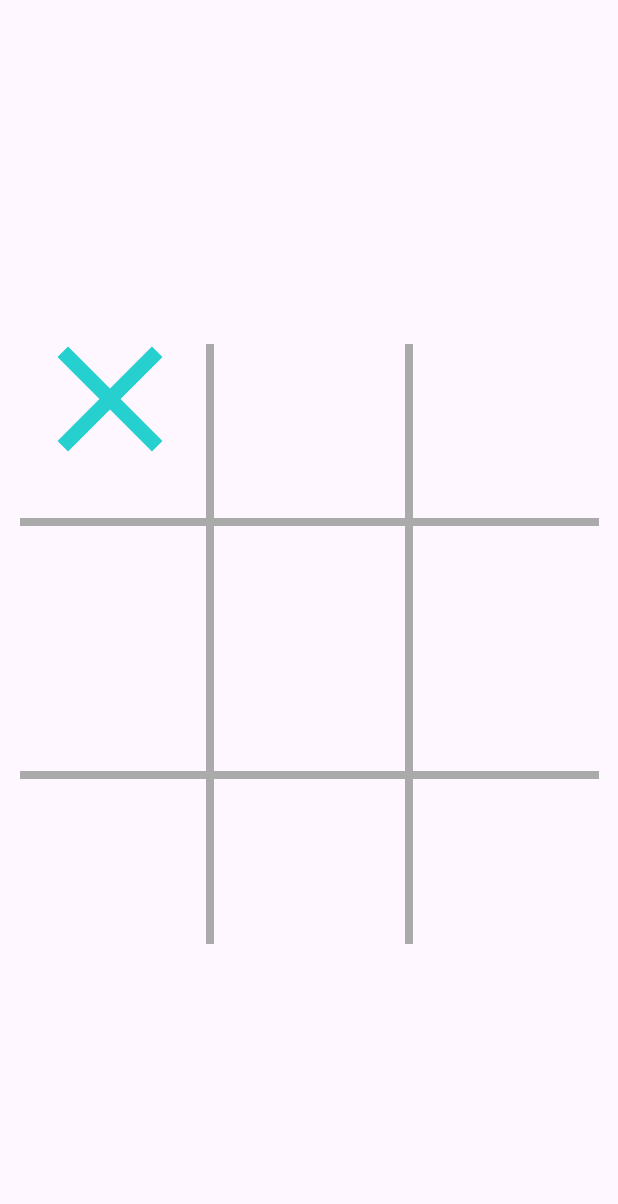
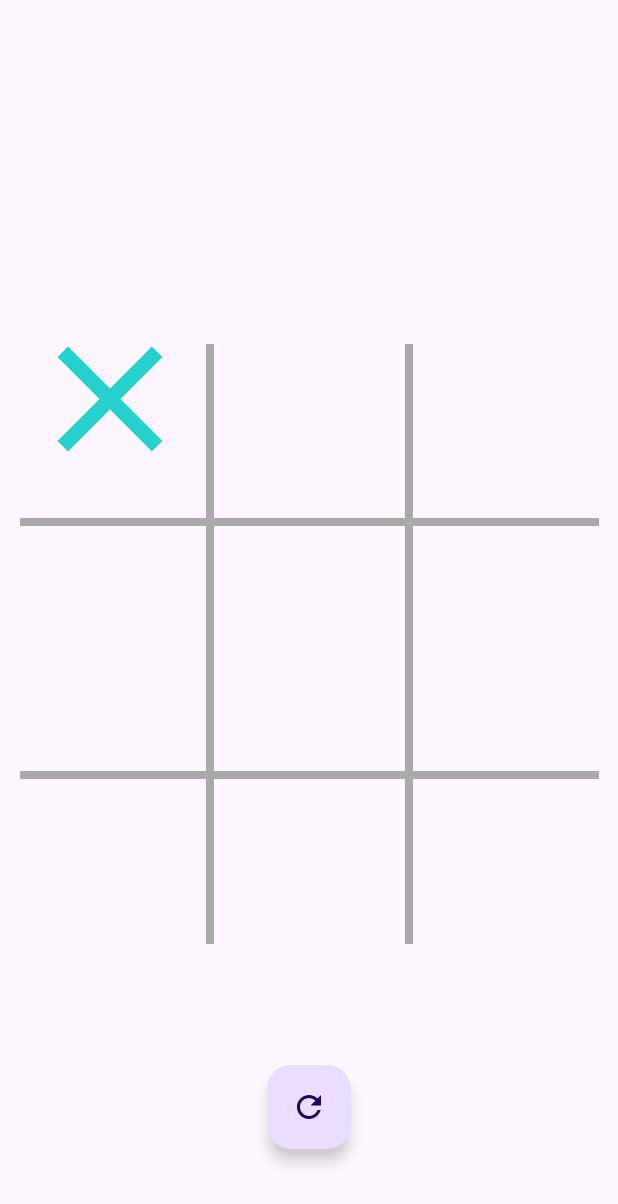
Before and after one commit to Andrew-A-A/Tic_Tac_Toe, an Android app: the screen it shows after launch (GameActivity), after a tap on an icon or button, on a phone screen of 412 x 824 dp. Shown: the top 1204 px of the screen. Run offline under Robolectric (Android 15) with nearby library versions, the phone set to English and light mode, and no system bars.

Commit message:
Add restart button

```diff
--- a/app/src/main/java/com/jack/sloto/tictactoe/GameActivity.java
+++ b/app/src/main/java/com/jack/sloto/tictactoe/GameActivity.java
@@ -2,7 +2,6 @@ package com.jack.sloto.tictactoe;
 
 import android.os.Bundle;
 import android.widget.ImageView;
-import android.widget.Toast;
 
 import androidx.appcompat.app.AlertDialog;
 import androidx.appcompat.app.AppCompatActivity;
@@ -20,6 +19,14 @@ Game game=new Game();
         super.onCreate(savedInstanceState);
         binding=ActivityMainBinding.inflate(getLayoutInflater());
         setContentView(binding.getRoot());
+        setCellsClicklistner();
+        binding.floatingActionButton.setOnClickListener(view ->{
+            restartGame();
+            setCellsClicklistner();
+        });
+    }
+
+    private void setCellsClicklistner() {
         binding.cell00.setOnClickListener(view -> cellClicked((ImageView) view,0));
         binding.cell01.setOnClickListener(view -> cellClicked((ImageView) view,1));
         binding.cell02.setOnClickListener(view -> cellClicked((ImageView) view,2));
@@ -39,20 +46,23 @@ Game game=new Game();
         );
        game.playDone(cellIndex);
        char winnedSymbol= game.isWin();
-        checkWinOrDraw(winnedSymbol);
+       if (winnedSymbol!=Game.empty||game.isDraw())
+        endGame(winnedSymbol);
     }
 
-    private void checkWinOrDraw(char winnedSymbol) {
-        if (winnedSymbol != game.empty){
+    private void endGame(char winnedSymbol) {
             AlertDialog.Builder builder=new AlertDialog.Builder(this);
             builder.setMessage("Do you like to restart the game ?");
-            builder.setIcon(winnedSymbol =='X'?R.drawable.outline_close_24:R.drawable.outline_circle_24);
+        if (winnedSymbol != Game.empty) {
+            builder.setIcon(winnedSymbol == 'X' ? R.drawable.outline_close_24 : R.drawable.outline_circle_24);
             builder.setTitle("Player win");
+        }
+        else{
+            builder.setIcon(R.drawable.ic_launcher_foreground);
+            builder.setTitle("Game draw");
+        }
             builder.setCancelable(false);
-            builder.setPositiveButton("Restart", (dialog, which) -> {
-               // finish();
-                restartGame();
-            });
+            builder.setPositiveButton("Restart", (dialog, which) -> restartGame());
 
             builder.setNegativeButton("No", (dialog, which) -> {
                 binding.cell00.setOnClickListener(null);
@@ -64,7 +74,6 @@ Game game=new Game();
                 binding.cell20.setOnClickListener(null);
                 binding.cell21.setOnClickListener(null);
                 binding.cell22.setOnClickListener(null);
-
                 // If user click no then dialog box is canceled.
                 dialog.cancel();
             });
@@ -72,10 +81,6 @@ Game game=new Game();
             AlertDialog alertDialog = builder.create();
             // Show the Alert Dialog box
             alertDialog.show();
-        }
-        if (game.isDraw()){
-            Toast.makeText(this,"DRAW",Toast.LENGTH_SHORT).show();
-        }
     }
 
     void restartGame(){
--- /dev/null
+++ b/app/src/main/res/drawable/baseline_refresh_24.xml
@@ -0,0 +1,5 @@
+<vector android:height="24dp" android:tint="#2695D0"
+    android:viewportHeight="24" android:viewportWidth="24"
+    android:width="24dp" xmlns:android="http://schemas.android.com/apk/res/android">
+    <path android:fillColor="@android:color/white" android:pathData="M17.65,6.35C16.2,4.9 14.21,4 12,4c-4.42,0 -7.99,3.58 -7.99,8s3.57,8 7.99,8c3.73,0 6.84,-2.55 7.73,-6h-2.08c-0.82,2.33 -3.04,4 -5.65,4 -3.31,0 -6,-2.69 -6,-6s2.69,-6 6,-6c1.66,0 3.14,0.69 4.22,1.78L13,11h7V4l-2.35,2.35z"/>
+</vector>
--- a/app/src/main/res/layout/activity_main.xml
+++ b/app/src/main/res/layout/activity_main.xml
@@ -157,4 +157,16 @@
         app:srcCompat="@android:color/darker_gray"
         android:importantForAccessibility="no" />
 
+    <com.google.android.material.floatingactionbutton.FloatingActionButton
+        android:id="@+id/floatingActionButton"
+        android:layout_width="wrap_content"
+        android:layout_height="wrap_content"
+        android:clickable="true"
+        app:layout_constraintBottom_toBottomOf="parent"
+        app:layout_constraintEnd_toEndOf="parent"
+        app:layout_constraintStart_toStartOf="parent"
+        app:layout_constraintTop_toBottomOf="@+id/cell_2_1"
+        app:srcCompat="@drawable/baseline_refresh_24"
+        android:contentDescription="@string/restart" />
+
 </androidx.constraintlayout.widget.ConstraintLayout>
```
